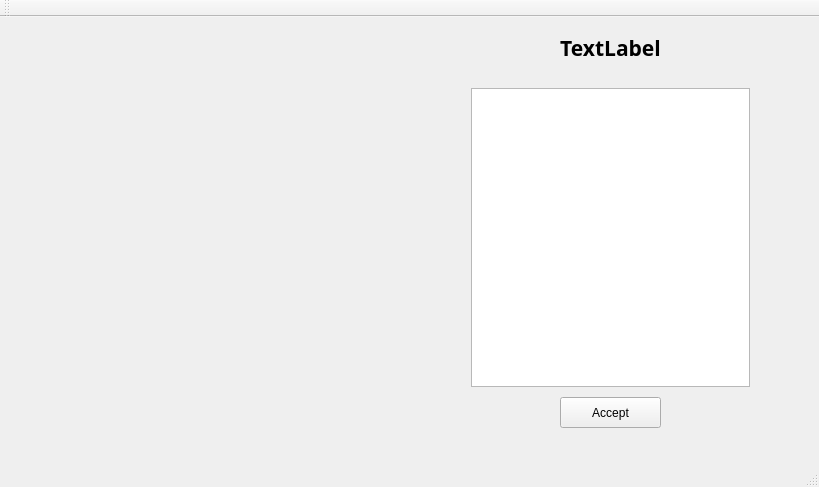
Above: Chess_project/Chess_project.ui from xif19/Chess_project before the change. Below: the same form after it.
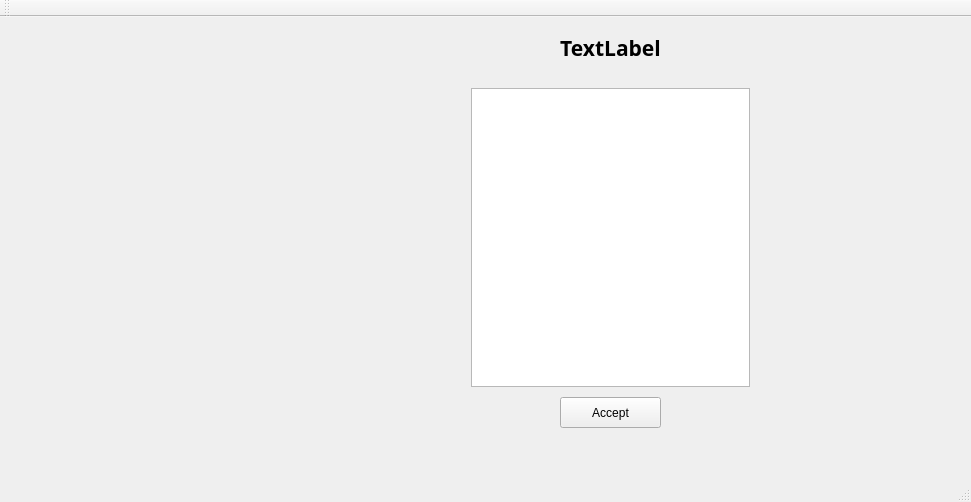
That is the form after the change.

Patch:
```diff
--- a/Chess_project/Chess_project.ui
+++ b/Chess_project/Chess_project.ui
@@ -6,8 +6,8 @@
    <rect>
     <x>0</x>
     <y>0</y>
-    <width>819</width>
-    <height>487</height>
+    <width>971</width>
+    <height>502</height>
    </rect>
   </property>
   <property name="windowTitle">
@@ -120,6 +120,17 @@
      <bool>false</bool>
     </property>
    </widget>
+   <widget class="QWidget" name="verticalLayoutWidget_2">
+    <property name="geometry">
+     <rect>
+      <x>770</x>
+      <y>60</y>
+      <width>91</width>
+      <height>321</height>
+     </rect>
+    </property>
+    <layout class="QVBoxLayout" name="deadWhitePiecesVbox"/>
+   </widget>
   </widget>
   <widget class="QMenuBar" name="menuBar">
    <property name="geometry">
```
Left out of the diff: 10 changed lines with no effect on the pictures.
